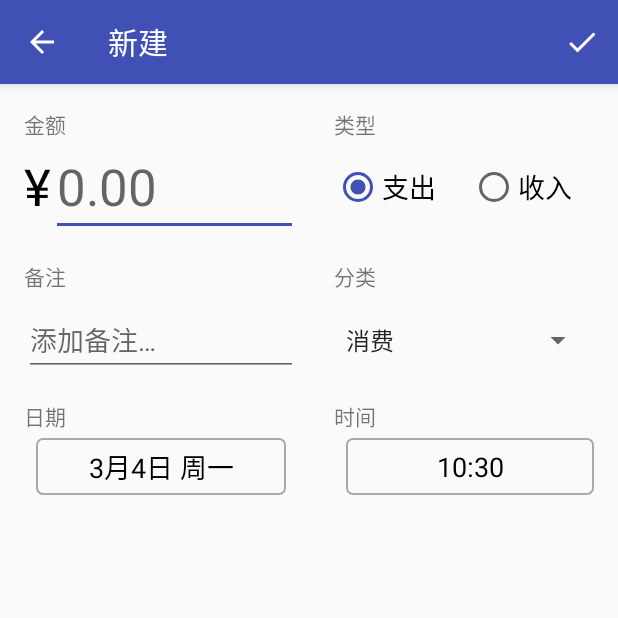
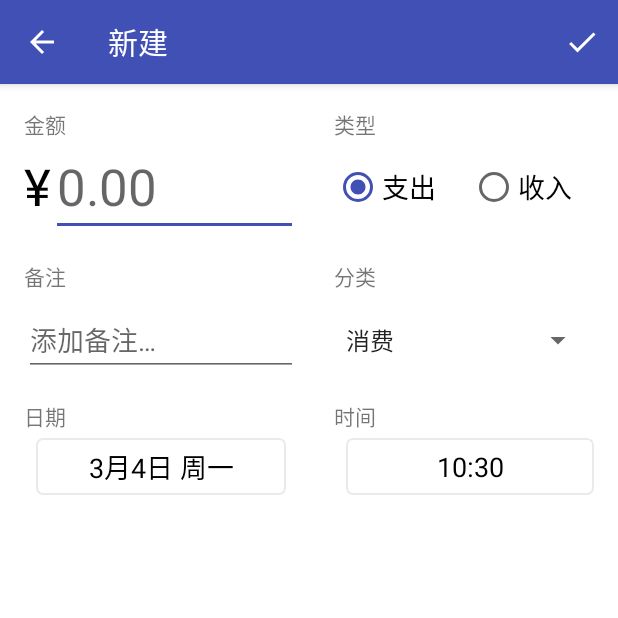
Before and after one commit to qyanzh/Keeper, an Android app: the screen it shows after launch (EditActivity), after a tap on an icon or button, on a phone screen of 412 x 824 dp, the top half of it. Run offline under Robolectric (Android 15) with nearby library versions, the phone set to English and light mode, and no system bars; libraries missing offline, so code that uses them is left out: com.bigkoo.pickerview, com.timehop.stickyheadersrecyclerview, org.litepal, org.litepal.crud; 6 statements that could not run were skipped.

Commit message:
bug fixes.

```diff
--- a/app/build.gradle
+++ b/app/build.gradle
@@ -6,10 +6,10 @@ android {
     compileSdkVersion 28
     defaultConfig {
         applicationId "com.example.keeper"
-        minSdkVersion 24
+        minSdkVersion 26
         targetSdkVersion 28
         versionCode 1
-        versionName "1.0"
+        versionName "2.0"
         testInstrumentationRunner "android.support.test.runner.AndroidJUnitRunner"
     }
     buildTypes {
--- a/app/src/main/AndroidManifest.xml
+++ b/app/src/main/AndroidManifest.xml
@@ -18,6 +18,7 @@
             android:launchMode="singleTask"
             android:parentActivityName=".activities.MainActivity" />
         <activity
+            android:theme="@style/AppTheme"
             android:name=".activities.EditActivity"
             android:launchMode="singleTask"
             android:parentActivityName=".activities.MainActivity" />
--- a/app/src/main/java/com/example/keeper/fragments/BillListFragment.java
+++ b/app/src/main/java/com/example/keeper/fragments/BillListFragment.java
@@ -5,15 +5,13 @@ import android.os.Bundle;
 import android.support.annotation.NonNull;
 import android.support.annotation.Nullable;
 import android.support.constraint.ConstraintLayout;
-import android.support.design.widget.BottomSheetDialogFragment;
 import android.support.v4.app.Fragment;
-import android.support.v7.widget.GridLayoutManager;
-import android.support.v7.widget.RecyclerView;
+import android.support.v7.widget.DividerItemDecoration;
+import android.support.v7.widget.LinearLayoutManager;
 import android.util.Log;
 import android.view.LayoutInflater;
 import android.view.View;
 import android.view.ViewGroup;
-import android.widget.LinearLayout;
 import android.widget.TextView;
 import android.widget.Toast;
 
@@ -38,7 +36,7 @@ import static android.app.Activity.RESULT_OK;
 import static java.util.Calendar.MONTH;
 import static java.util.Calendar.YEAR;
 
-public abstract class BillListFragment extends Fragment implements MyRecyclerView.OnItemChangedObserver{
+public abstract class BillListFragment extends Fragment implements MyRecyclerView.OnItemChangedObserver {
 
     private static final DecimalFormat df = new DecimalFormat("¥###,###,##0.00");
     public View view;
@@ -80,24 +78,26 @@ public abstract class BillListFragment extends Fragment implements MyRecyclerVie
         view = inflater.inflate(R.layout.fragment_billlist, container, false);
         barAmountDisplay = view.findViewById(R.id.bar_total_amount);
         barAmountDisplay.setVisibility(View.VISIBLE);
-        barAmountDisplay.setOnClickListener(v-> {
-            if(!billItemList.isEmpty()) {
+        barAmountDisplay.setOnClickListener(v -> {
+            if (!billItemList.isEmpty()) {
                 BottomDialogFragment.newInstance(billItemList).show(getFragmentManager(), "tag");
             }
         });
         textTotalIncome = view.findViewById(R.id.bar_text_income);
         textTotalPayout = view.findViewById(R.id.bar_text_payout);
         billRecyclerView = view.findViewById(R.id.bill_recyclerView);
-        billRecyclerView.setLayoutManager(new GridLayoutManager(getContext(), 1));
+        billRecyclerView.setLayoutManager(new LinearLayoutManager(getContext()));
         billRecyclerView.setAdapter(billAdapter);
         billRecyclerView.setEmptyView(view.findViewById(R.id.empty_view));
         headersDecoration = new StickyRecyclerHeadersDecoration(billAdapter);
         billRecyclerView.addItemDecoration(headersDecoration);
         billRecyclerView.setHasFixedSize(true);
         billRecyclerView.setOnItemChangedObserver(this);
+        DividerItemDecoration divider = new DividerItemDecoration(getContext(), DividerItemDecoration.VERTICAL);
+        divider.setDrawable(getResources().getDrawable(R.drawable.rec_divider_line, null));
+        billRecyclerView.addItemDecoration(divider);
         return view;
     }
-
 
 
     abstract boolean isMatchCondition(long id);
--- /dev/null
+++ b/app/src/main/res/drawable/rec_divider_line.xml
@@ -0,0 +1,7 @@
+<?xml version="1.0" encoding="utf-8"?>
+
+<shape xmlns:android="http://schemas.android.com/apk/res/android"
+    android:shape="rectangle" >
+    <solid android:color="#ddd"/>
+    <size android:height="0.1dp"/>
+</shape>
--- a/app/src/main/res/layout/activity_edit.xml
+++ b/app/src/main/res/layout/activity_edit.xml
@@ -3,7 +3,8 @@
     xmlns:app="http://schemas.android.com/apk/res-auto"
     xmlns:tools="http://schemas.android.com/tools"
     android:layout_width="match_parent"
-    android:layout_height="match_parent">
+    android:layout_height="match_parent"
+    android:background="@color/white">
 
     <android.support.design.widget.AppBarLayout
         android:id="@+id/appBarLayout"
@@ -48,21 +49,22 @@
         app:layout_constraintTop_toBottomOf="@+id/title_amount" />
 
     <EditText
-        android:maxLength="8"
         android:id="@+id/editText_amount"
         android:layout_width="0dp"
         android:layout_height="wrap_content"
         android:layout_marginEnd="8dp"
+        android:autofillHints=""
         android:ems="10"
         android:hint="@string/zero"
         android:inputType="numberDecimal"
+        android:maxLength="8"
         android:textAppearance="@style/TextAppearance.AppCompat.Display1"
         app:layout_constrainedHeight="false"
         app:layout_constraintBottom_toBottomOf="@+id/money_signal"
         app:layout_constraintEnd_toStartOf="@+id/guideline"
         app:layout_constraintStart_toEndOf="@+id/money_signal"
         app:layout_constraintTop_toTopOf="@+id/money_signal"
-        android:autofillHints="" tools:targetApi="o" />
+        tools:targetApi="o" />
 
     <TextView
         android:id="@+id/title_type"
@@ -88,17 +90,17 @@
 
         <RadioButton
             android:id="@+id/radioButton_payout"
-            android:layout_weight="1"
             android:layout_width="0dp"
             android:layout_height="wrap_content"
+            android:layout_weight="1"
             android:text="@string/payout"
             android:textSize="18sp" />
 
         <RadioButton
             android:id="@+id/radioButton_income"
-            android:layout_weight="1"
             android:layout_width="0dp"
             android:layout_height="wrap_content"
+            android:layout_weight="1"
             android:text="@string/income"
             android:textSize="18sp" />
     </RadioGroup>
@@ -122,11 +124,12 @@
         android:layout_marginEnd="8dp"
         android:ems="10"
         android:hint="@string/addRemarks"
+        android:importantForAutofill="no"
         android:inputType="textShortMessage"
         app:layout_constraintEnd_toStartOf="@+id/guideline"
         app:layout_constraintStart_toStartOf="parent"
         app:layout_constraintTop_toBottomOf="@+id/title_remark"
-        android:importantForAutofill="no" tools:targetApi="o" />
+        tools:targetApi="o" />
 
 
     <TextView
@@ -215,5 +218,4 @@
         app:layout_constraintGuide_percent="0.50121653" />
 
 
-
 </android.support.constraint.ConstraintLayout>
--- a/app/src/main/res/layout/bill_recyclerview_layout.xml
+++ b/app/src/main/res/layout/bill_recyclerview_layout.xml
@@ -1,10 +1,10 @@
 <?xml version="1.0" encoding="utf-8"?>
 
 <android.support.constraint.ConstraintLayout xmlns:android="http://schemas.android.com/apk/res/android"
-    android:background="#EFEFEF"
     xmlns:app="http://schemas.android.com/apk/res-auto"
     android:layout_width="match_parent"
-    android:layout_height="match_parent">
+    android:layout_height="match_parent"
+    android:background="@color/white">
 
     <com.example.keeper.mytools.MyRecyclerView
         android:id="@+id/bill_recyclerView"
--- a/app/src/main/res/values/colors.xml
+++ b/app/src/main/res/values/colors.xml
@@ -6,7 +6,7 @@
     <color name="blue">#158FED</color>
     <color name="black">#000000</color>
     <color name="white">#FFFFFF</color>
-    <color name="gray">#A9A9A9</color>
+    <color name="gray">#EAEAEA</color>
     <color name="green">#32CD32</color>
     <color name="orange">#E8541E</color>
 </resources>
--- a/app/src/main/res/values/styles.xml
+++ b/app/src/main/res/values/styles.xml
@@ -1,4 +1,4 @@
-<resources>
+<resources xmlns:tools="http://schemas.android.com/tools">
 
     <!-- Base application theme. -->
     <style name="AppTheme" parent="Theme.AppCompat.Light.NoActionBar">
@@ -6,15 +6,21 @@
         <item name="colorPrimary">@color/colorPrimary</item>
         <item name="colorPrimaryDark">@color/colorPrimaryDark</item>
         <item name="colorAccent">@color/colorAccent</item>
+        <!--<item name="android:navigationBarColor">@android:color/white</item>-->
+        <!--<item name="android:windowLightNavigationBar">true</item>-->
 
     </style>
 
     <style name="TransparentStatusBar" parent="AppTheme">
         <item name="android:statusBarColor">@android:color/transparent</item>
+        <!--<item name="android:navigationBarDividerColor">@color/gray</item>-->
+        <!--<item name="android:windowTranslucentStatus">true</item>-->
     </style>
 
     <style name="AppTheme.Launcher">
         <item name="android:windowBackground">@drawable/app_bg_launcher</item>
+        <item name="android:navigationBarColor">@color/colorPrimary</item>
+        <item name="android:windowLightNavigationBar" tools:targetApi="o_mr1">false</item>
     </style>
 
     <style name="AppTheme.NoActionBar">
@@ -26,5 +32,9 @@
 
     <style name="AppTheme.PopupOverlay" parent="ThemeOverlay.AppCompat.Light" />
 
+    <style name="BottomDialogTheme" parent="Theme.Design.Light.BottomSheetDialog">
+        <item name="android:windowTranslucentStatus">true</item>
+    </style>
+
 
 </resources>
```
Also changed, not shown: app/src/main/java/com/example/keeper/fragments/BottomDialogFragment.java (+24 -3 lines), app/src/main/java/com/example/keeper/fragments/ChartFragment.java (+42 -23 lines), app/src/main/res/drawable/app_line.xml (deleted, +0 -9 lines), app/src/main/res/layout/bill_item.xml (+2 -9 lines), app/src/main/res/layout/dialog_bottom_sheet.xml (+9 -7 lines), app/src/main/res/layout/fragment_chart.xml (+5 -3 lines), app/src/main/res/values/arrays.xml (+13 -0 lines).
